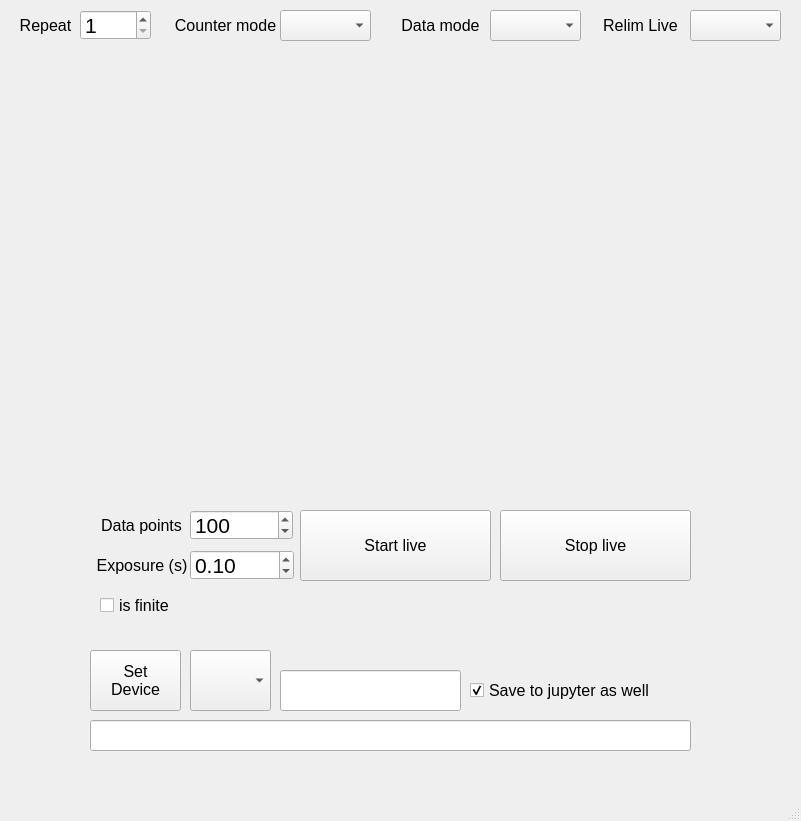
First picture: the form in src/Confocal_GUI/gui/Live.ui, repository QuantumshWu/Confocal-GUI, before the edit.
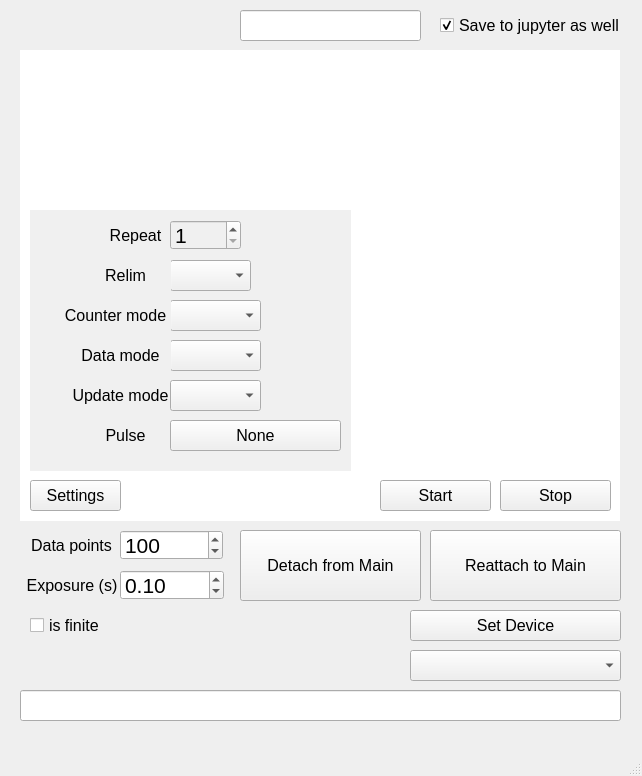
Second picture: the form after the edit.

Commit message: Combine all buttons in setting

What changed in the file:
```diff
--- a/src/Confocal_GUI/gui/Live.ui
+++ b/src/Confocal_GUI/gui/Live.ui
@@ -6,23 +6,20 @@
    <rect>
     <x>0</x>
     <y>0</y>
-    <width>801</width>
-    <height>821</height>
+    <width>642</width>
+    <height>776</height>
    </rect>
   </property>
   <property name="windowTitle">
    <string>MainWindow</string>
   </property>
   <widget class="QWidget" name="centralwidget">
-   <widget class="QComboBox" name="comboBox_counter_mode">
-    <property name="enabled">
-     <bool>true</bool>
-    </property>
+   <widget class="QCheckBox" name="checkBox_log">
     <property name="geometry">
      <rect>
-      <x>280</x>
+      <x>440</x>
       <y>10</y>
-      <width>91</width>
+      <width>181</width>
       <height>31</height>
      </rect>
     </property>
@@ -32,22 +29,22 @@
       <pointsize>12</pointsize>
      </font>
     </property>
-    <property name="editable">
-     <bool>false</bool>
+    <property name="layoutDirection">
+     <enum>Qt::LeftToRight</enum>
     </property>
-    <property name="currentText">
-     <string/>
+    <property name="text">
+     <string>Save to jupyter as well</string>
     </property>
-   </widget>
-   <widget class="QComboBox" name="comboBox_data_mode">
-    <property name="enabled">
+    <property name="checked">
      <bool>true</bool>
     </property>
+   </widget>
+   <widget class="QLineEdit" name="lineEdit_save">
     <property name="geometry">
      <rect>
-      <x>490</x>
+      <x>240</x>
       <y>10</y>
-      <width>91</width>
+      <width>181</width>
       <height>31</height>
      </rect>
     </property>
@@ -57,19 +54,38 @@
       <pointsize>12</pointsize>
      </font>
     </property>
-    <property name="editable">
-     <bool>false</bool>
+   </widget>
+   <widget class="QWidget" name="widget_figure_Live_outer" native="true">
+    <property name="geometry">
+     <rect>
+      <x>20</x>
+      <y>50</y>
+      <width>600</width>
+      <height>471</height>
+     </rect>
     </property>
-    <property name="currentText">
-     <string/>
+    <property name="styleSheet">
+     <string notr="true">#widget_figure_Live_outer {
+    background-color: #FFFFFF;
+}
+</string>
     </property>
-   </widget>
-   <widget class="QLabel" name="label_21">
+    <widget class="QWidget" name="widget_figure_Live" native="true">
+     <property name="geometry">
+      <rect>
+       <x>0</x>
+       <y>0</y>
+       <width>601</width>
+       <height>421</height>
+      </rect>
+     </property>
+    </widget>
+    <widget class="QPushButton" name="pushButton_stop_Live">
     <property name="geometry">
      <rect>
-      <x>390</x>
-      <y>10</y>
-      <width>101</width>
+       <x>480</x>
+       <y>430</y>
+       <width>111</width>
       <height>31</height>
      </rect>
     </property>
@@ -80,16 +96,48 @@
      </font>
     </property>
     <property name="text">
-     <string>Data mode</string>
-    </property>
-    <property name="alignment">
-     <set>Qt::AlignCenter</set>
-    </property>
-   </widget>
-   <widget class="QLabel" name="label_repeat">
+      <string>Stop</string>
+     </property>
+    </widget>
+    <widget class="QPushButton" name="collapseButton_Live">
+     <property name="geometry">
+      <rect>
+       <x>10</x>
+       <y>430</y>
+       <width>91</width>
+       <height>31</height>
+      </rect>
+     </property>
+     <property name="font">
+      <font>
+       <family>Arial</family>
+       <pointsize>12</pointsize>
+       <weight>50</weight>
+       <bold>false</bold>
+      </font>
+     </property>
+     <property name="text">
+      <string>Settings</string>
+     </property>
+    </widget>
+    <widget class="QWidget" name="contentWidget_Live" native="true">
     <property name="geometry">
      <rect>
       <x>10</x>
+       <y>160</y>
+       <width>321</width>
+       <height>261</height>
+      </rect>
+     </property>
+     <property name="styleSheet">
+      <string notr="true">background-color: #F0F0F0;
+
+</string>
+     </property>
+     <widget class="QLabel" name="label_repeat_Live">
+      <property name="geometry">
+       <rect>
+        <x>70</x>
       <y>10</y>
       <width>71</width>
       <height>31</height>
@@ -108,32 +156,10 @@
      <set>Qt::AlignCenter</set>
     </property>
    </widget>
-   <widget class="QLabel" name="label_23">
+     <widget class="QDoubleSpinBox" name="doubleSpinBox_repeat_Live">
     <property name="geometry">
      <rect>
-      <x>170</x>
-      <y>10</y>
-      <width>111</width>
-      <height>31</height>
-     </rect>
-    </property>
-    <property name="font">
-     <font>
-      <family>Arial</family>
-      <pointsize>12</pointsize>
-     </font>
-    </property>
-    <property name="text">
-     <string>Counter mode</string>
-    </property>
-    <property name="alignment">
-     <set>Qt::AlignCenter</set>
-    </property>
-   </widget>
-   <widget class="QDoubleSpinBox" name="doubleSpinBox_repeat">
-    <property name="geometry">
-     <rect>
-      <x>80</x>
+        <x>140</x>
       <y>10</y>
       <width>71</width>
       <height>30</height>
@@ -167,9 +193,9 @@
     </property>
     <property name="geometry">
      <rect>
-      <x>690</x>
-      <y>10</y>
-      <width>91</width>
+        <x>140</x>
+        <y>50</y>
+        <width>81</width>
       <height>31</height>
      </rect>
     </property>
@@ -189,8 +215,102 @@
    <widget class="QLabel" name="label_relim_Live">
     <property name="geometry">
      <rect>
-      <x>590</x>
-      <y>10</y>
+        <x>50</x>
+        <y>50</y>
+        <width>91</width>
+        <height>31</height>
+       </rect>
+      </property>
+      <property name="font">
+       <font>
+        <family>Arial</family>
+        <pointsize>12</pointsize>
+       </font>
+      </property>
+      <property name="text">
+       <string>Relim</string>
+      </property>
+      <property name="alignment">
+       <set>Qt::AlignCenter</set>
+      </property>
+     </widget>
+     <widget class="QComboBox" name="comboBox_counter_mode_Live">
+      <property name="enabled">
+       <bool>true</bool>
+      </property>
+      <property name="geometry">
+       <rect>
+        <x>140</x>
+        <y>90</y>
+        <width>91</width>
+        <height>31</height>
+       </rect>
+      </property>
+      <property name="font">
+       <font>
+        <family>Arial</family>
+        <pointsize>12</pointsize>
+       </font>
+      </property>
+      <property name="editable">
+       <bool>false</bool>
+      </property>
+      <property name="currentText">
+       <string/>
+      </property>
+     </widget>
+     <widget class="QLabel" name="label_25">
+      <property name="geometry">
+       <rect>
+        <x>30</x>
+        <y>90</y>
+        <width>111</width>
+        <height>31</height>
+       </rect>
+      </property>
+      <property name="font">
+       <font>
+        <family>Arial</family>
+        <pointsize>12</pointsize>
+       </font>
+      </property>
+      <property name="text">
+       <string>Counter mode</string>
+      </property>
+      <property name="alignment">
+       <set>Qt::AlignCenter</set>
+      </property>
+     </widget>
+     <widget class="QComboBox" name="comboBox_data_mode_Live">
+      <property name="enabled">
+       <bool>true</bool>
+      </property>
+      <property name="geometry">
+       <rect>
+        <x>140</x>
+        <y>130</y>
+        <width>91</width>
+        <height>31</height>
+       </rect>
+      </property>
+      <property name="font">
+       <font>
+        <family>Arial</family>
+        <pointsize>12</pointsize>
+       </font>
+      </property>
+      <property name="editable">
+       <bool>false</bool>
+      </property>
+      <property name="currentText">
+       <string/>
+      </property>
+     </widget>
+     <widget class="QLabel" name="label_26">
+      <property name="geometry">
+       <rect>
+        <x>40</x>
+        <y>130</y>
       <width>101</width>
       <height>31</height>
      </rect>
@@ -202,72 +322,107 @@
      </font>
     </property>
     <property name="text">
-     <string>Relim Live</string>
+       <string>Data mode</string>
     </property>
     <property name="alignment">
      <set>Qt::AlignCenter</set>
     </property>
    </widget>
-   <widget class="QDoubleSpinBox" name="doubleSpinBox_exposure_Live">
+     <widget class="QLabel" name="label_49">
     <property name="geometry">
      <rect>
-      <x>190</x>
-      <y>550</y>
-      <width>104</width>
-      <height>30</height>
+        <x>50</x>
+        <y>210</y>
+        <width>91</width>
+        <height>31</height>
      </rect>
     </property>
     <property name="font">
      <font>
       <family>Arial</family>
-      <pointsize>16</pointsize>
-     </font>
-    </property>
-    <property name="minimum">
-     <double>0.010000000000000</double>
-    </property>
-    <property name="singleStep">
-     <double>0.010000000000000</double>
-    </property>
-    <property name="value">
-     <double>0.100000000000000</double>
-    </property>
+        <pointsize>12</pointsize>
+       </font>
+      </property>
+      <property name="text">
+       <string>Pulse</string>
+      </property>
+      <property name="alignment">
+       <set>Qt::AlignCenter</set>
+      </property>
+     </widget>
+     <widget class="QPushButton" name="pushButton_load_pulse_Live">
+      <property name="geometry">
+       <rect>
+        <x>140</x>
+        <y>210</y>
+        <width>171</width>
+        <height>31</height>
+       </rect>
+      </property>
+      <property name="font">
+       <font>
+        <family>Arial</family>
+        <pointsize>12</pointsize>
+       </font>
+      </property>
+      <property name="text">
+       <string>None</string>
+      </property>
+     </widget>
+     <widget class="QLabel" name="label_50">
+      <property name="geometry">
+       <rect>
+        <x>40</x>
+        <y>170</y>
+        <width>101</width>
+        <height>31</height>
+       </rect>
+      </property>
+      <property name="font">
+       <font>
+        <family>Arial</family>
+        <pointsize>12</pointsize>
+       </font>
+      </property>
+      <property name="text">
+       <string>Update mode</string>
+      </property>
+      <property name="alignment">
+       <set>Qt::AlignCenter</set>
+      </property>
+     </widget>
+     <widget class="QComboBox" name="comboBox_update_mode_Live">
+      <property name="enabled">
+       <bool>true</bool>
+      </property>
+      <property name="geometry">
+       <rect>
+        <x>140</x>
+        <y>170</y>
+        <width>91</width>
+        <height>31</height>
+       </rect>
+      </property>
+      <property name="font">
+       <font>
+        <family>Arial</family>
+        <pointsize>12</pointsize>
+       </font>
+      </property>
+      <property name="editable">
+       <bool>false</bool>
+      </property>
+      <property name="currentText">
+       <string/>
+      </property>
+     </widget>
    </widget>
    <widget class="QPushButton" name="pushButton_start_Live">
     <property name="geometry">
      <rect>
-      <x>300</x>
-      <y>510</y>
-      <width>191</width>
-      <height>71</height>
-     </rect>
-    </property>
-    <property name="font">
-     <font>
-      <family>Arial</family>
-      <pointsize>12</pointsize>
-     </font>
-    </property>
-    <property name="text">
-     <string>Start live</string>
-    </property>
-   </widget>
-   <widget class="QWidget" name="widget_figure_Live" native="true">
-    <property name="geometry">
-     <rect>
-      <x>90</x>
-      <y>50</y>
-      <width>600</width>
-      <height>450</height>
-     </rect>
-    </property>
-   </widget>
-   <widget class="QLabel" name="label_31">
-    <property name="geometry">
-     <rect>
-      <x>90</x>
-      <y>510</y>
-      <width>103</width>
+       <x>360</x>
+       <y>430</y>
+       <width>111</width>
       <height>31</height>
      </rect>
     </property>
@@ -278,17 +433,20 @@
      </font>
     </property>
     <property name="text">
-     <string>Data points</string>
-    </property>
-    <property name="alignment">
-     <set>Qt::AlignCenter</set>
-    </property>
-   </widget>
-   <widget class="QPushButton" name="pushButton_stop_Live">
+      <string>Start</string>
+     </property>
+    </widget>
+    <zorder>pushButton_stop_Live</zorder>
+    <zorder>collapseButton_Live</zorder>
+    <zorder>contentWidget_Live</zorder>
+    <zorder>pushButton_start_Live</zorder>
+    <zorder>widget_figure_Live</zorder>
+   </widget>
+   <widget class="QPushButton" name="pushButton_reattach">
     <property name="geometry">
      <rect>
-      <x>500</x>
-      <y>510</y>
+      <x>430</x>
+      <y>530</y>
       <width>191</width>
       <height>71</height>
      </rect>
@@ -300,14 +458,14 @@
      </font>
     </property>
     <property name="text">
-     <string>Stop live</string>
+     <string>Reattach to Main</string>
     </property>
    </widget>
    <widget class="QDoubleSpinBox" name="doubleSpinBox_many">
     <property name="geometry">
      <rect>
-      <x>190</x>
-      <y>510</y>
+      <x>120</x>
+      <y>530</y>
       <width>103</width>
       <height>30</height>
      </rect>
@@ -334,11 +492,96 @@
      <double>100.000000000000000</double>
     </property>
    </widget>
-   <widget class="QLabel" name="label_32">
+   <widget class="QLabel" name="label_16">
     <property name="geometry">
      <rect>
-      <x>90</x>
-      <y>550</y>
+      <x>20</x>
+      <y>530</y>
+      <width>103</width>
+      <height>31</height>
+     </rect>
+    </property>
+    <property name="font">
+     <font>
+      <family>Arial</family>
+      <pointsize>12</pointsize>
+     </font>
+    </property>
+    <property name="text">
+     <string>Data points</string>
+    </property>
+    <property name="alignment">
+     <set>Qt::AlignCenter</set>
+    </property>
+   </widget>
+   <widget class="QCheckBox" name="checkBox_is_finite">
+    <property name="geometry">
+     <rect>
+      <x>30</x>
+      <y>610</y>
+      <width>171</width>
+      <height>31</height>
+     </rect>
+    </property>
+    <property name="font">
+     <font>
+      <family>Arial</family>
+      <pointsize>12</pointsize>
+     </font>
+    </property>
+    <property name="text">
+     <string>is finite</string>
+    </property>
+   </widget>
+   <widget class="QPushButton" name="pushButton_detach">
+    <property name="geometry">
+     <rect>
+      <x>240</x>
+      <y>530</y>
+      <width>181</width>
+      <height>71</height>
+     </rect>
+    </property>
+    <property name="font">
+     <font>
+      <family>Arial</family>
+      <pointsize>12</pointsize>
+     </font>
+    </property>
+    <property name="text">
+     <string>Detach from Main</string>
+    </property>
+   </widget>
+   <widget class="QDoubleSpinBox" name="doubleSpinBox_exposure_Live">
+    <property name="geometry">
+     <rect>
+      <x>120</x>
+      <y>570</y>
+      <width>104</width>
+      <height>30</height>
+     </rect>
+    </property>
+    <property name="font">
+     <font>
+      <family>Arial</family>
+      <pointsize>16</pointsize>
+     </font>
+    </property>
+    <property name="minimum">
+     <double>0.010000000000000</double>
+    </property>
+    <property name="singleStep">
+     <double>0.010000000000000</double>
+    </property>
+    <property name="value">
+     <double>0.100000000000000</double>
+    </property>
+   </widget>
+   <widget class="QLabel" name="label_15">
+    <property name="geometry">
+     <rect>
+      <x>20</x>
+      <y>570</y>
       <width>104</width>
       <height>31</height>
      </rect>
@@ -356,16 +599,13 @@
      <set>Qt::AlignCenter</set>
     </property>
    </widget>
-   <widget class="QComboBox" name="comboBox_device_gui">
-    <property name="enabled">
-     <bool>true</bool>
-    </property>
+   <widget class="QLineEdit" name="lineEdit_print">
     <property name="geometry">
      <rect>
-      <x>190</x>
-      <y>650</y>
-      <width>81</width>
-      <height>61</height>
+      <x>20</x>
+      <y>690</y>
+      <width>601</width>
+      <height>31</height>
      </rect>
     </property>
     <property name="font">
@@ -374,20 +614,14 @@
       <pointsize>12</pointsize>
      </font>
     </property>
-    <property name="editable">
-     <bool>false</bool>
-    </property>
-    <property name="currentText">
-     <string/>
-    </property>
    </widget>
    <widget class="QPushButton" name="pushButton_device_gui">
     <property name="geometry">
      <rect>
-      <x>90</x>
-      <y>650</y>
-      <width>91</width>
-      <height>61</height>
+      <x>410</x>
+      <y>610</y>
+      <width>211</width>
+      <height>31</height>
      </rect>
     </property>
     <property name="font">
@@ -397,80 +631,22 @@
      </font>
     </property>
     <property name="text">
-     <string>Set 
-Device</string>
+     <string>Set Device</string>
     </property>
     <property name="flat">
      <bool>false</bool>
     </property>
    </widget>
-   <widget class="QLineEdit" name="lineEdit_print">
-    <property name="geometry">
-     <rect>
-      <x>90</x>
-      <y>720</y>
-      <width>601</width>
-      <height>31</height>
-     </rect>
-    </property>
-    <property name="font">
-     <font>
-      <family>Arial</family>
-      <pointsize>12</pointsize>
-     </font>
-    </property>
-   </widget>
-   <widget class="QCheckBox" name="checkBox_is_finite">
-    <property name="geometry">
-     <rect>
-      <x>100</x>
-      <y>590</y>
-      <width>171</width>
-      <height>31</height>
-     </rect>
-    </property>
-    <property name="font">
-     <font>
-      <family>Arial</family>
-      <pointsize>12</pointsize>
-     </font>
-    </property>
-    <property name="text">
-     <string>is finite</string>
-    </property>
-   </widget>
-   <widget class="QCheckBox" name="checkBox_log">
-    <property name="geometry">
-     <rect>
-      <x>470</x>
-      <y>670</y>
-      <width>211</width>
-      <height>41</height>
-     </rect>
-    </property>
-    <property name="font">
-     <font>
-      <family>Arial</family>
-      <pointsize>12</pointsize>
-     </font>
-    </property>
-    <property name="layoutDirection">
-     <enum>Qt::LeftToRight</enum>
-    </property>
-    <property name="text">
-     <string>Save to jupyter as well</string>
-    </property>
-    <property name="checked">
+   <widget class="QComboBox" name="comboBox_device_gui">
+    <property name="enabled">
      <bool>true</bool>
     </property>
-   </widget>
-   <widget class="QLineEdit" name="lineEdit_save">
     <property name="geometry">
      <rect>
-      <x>280</x>
-      <y>670</y>
-      <width>181</width>
-      <height>41</height>
+      <x>410</x>
+      <y>650</y>
+      <width>211</width>
+      <height>31</height>
      </rect>
     </property>
     <property name="font">
@@ -479,6 +655,12 @@
       <pointsize>12</pointsize>
      </font>
     </property>
+    <property name="editable">
+     <bool>false</bool>
+    </property>
+    <property name="currentText">
+     <string/>
+    </property>
    </widget>
   </widget>
   <widget class="QMenuBar" name="menubar">
@@ -486,7 +668,7 @@
     <rect>
      <x>0</x>
      <y>0</y>
-     <width>801</width>
+     <width>642</width>
      <height>21</height>
     </rect>
    </property>
```
Lines whose indentation alone changed are shown as unchanged. The commit also changes 7 other files.
